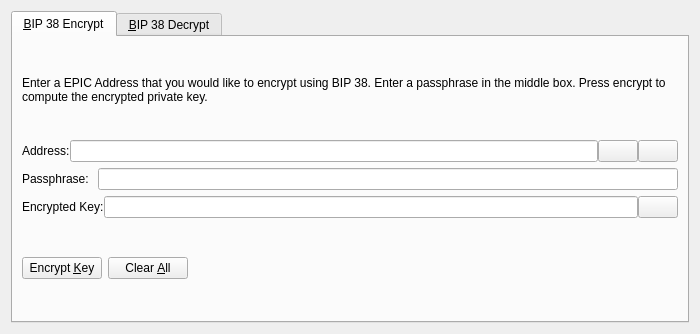
Old version of the form src/qt/forms/bip38tooldialog.ui in the repository louis-lee/elunium.
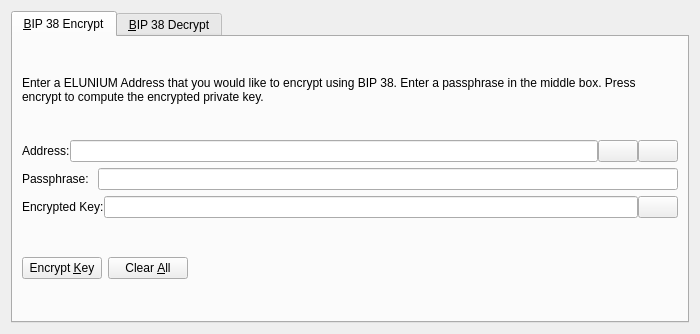
New version of the form. The open tabs and pages were chosen to show the change. Icons and pictures are not drawn. Custom widgets are drawn as their Qt base class.

The edit to the form file:
```diff
--- a/src/qt/forms/bip38tooldialog.ui
+++ b/src/qt/forms/bip38tooldialog.ui
@@ -30,7 +30,7 @@
        <item>
         <widget class="QLabel" name="infoLabel_ENC">
          <property name="text">
-          <string>Enter a EPIC Address that you would like to encrypt using BIP 38. Enter a passphrase in the middle box. Press encrypt to compute the encrypted private key.</string>
+          <string>Enter a ELUNIUM Address that you would like to encrypt using BIP 38. Enter a passphrase in the middle box. Press encrypt to compute the encrypted private key.</string>
          </property>
          <property name="textFormat">
           <enum>Qt::PlainText</enum>
```
Left out of the diff: 24 changed lines with no effect on the pictures.
